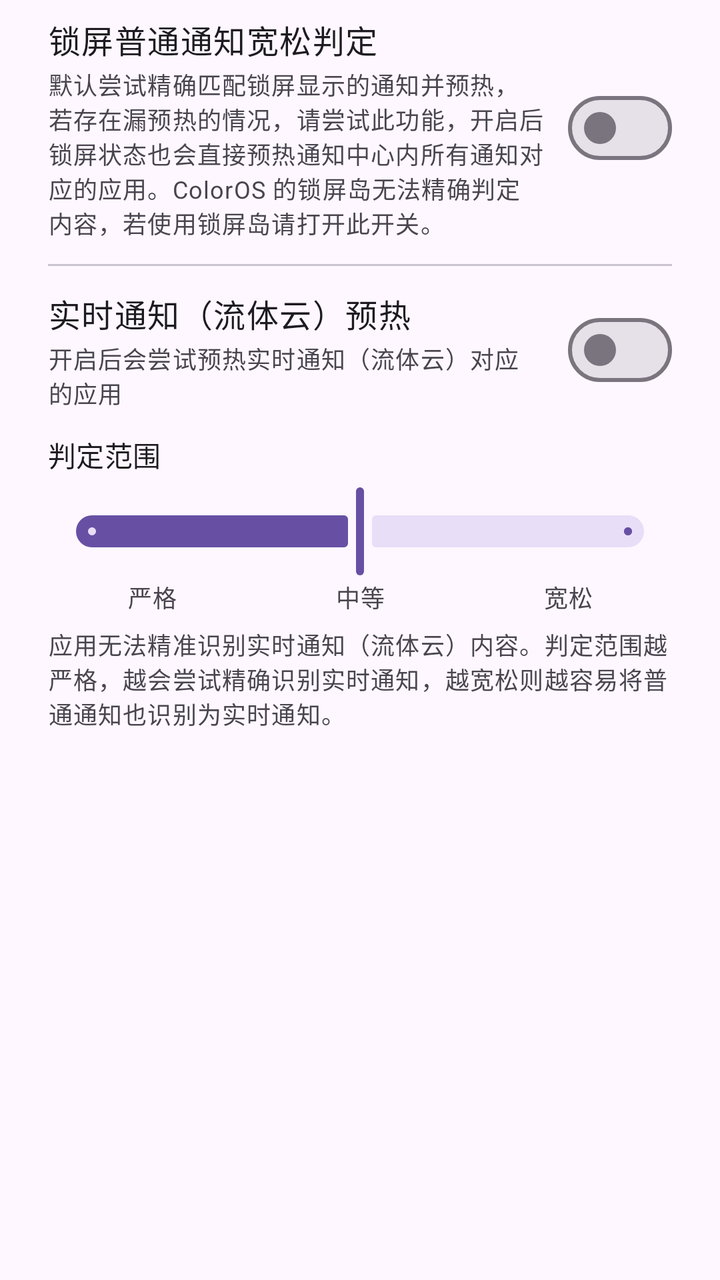
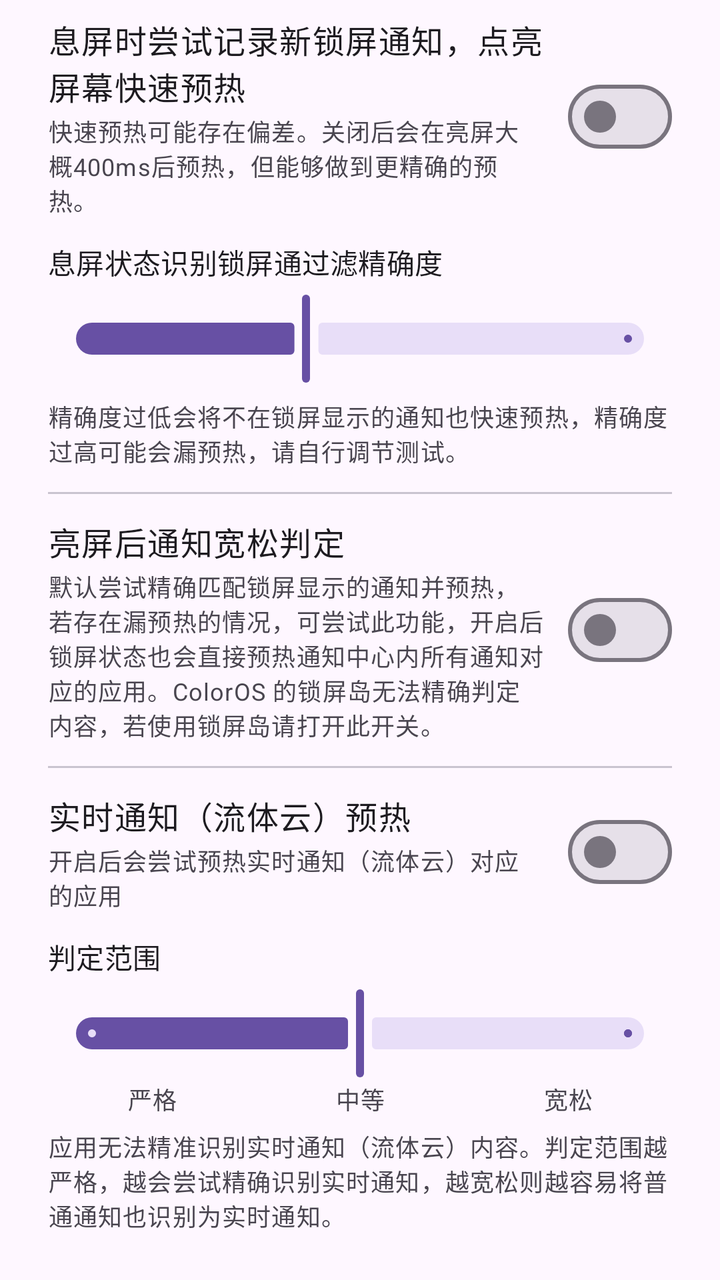

Two renders of the same Android screen: before a commit and after it. Below are the layout's source before the change and the commit's diff.
<!-- AndroidManifest.xml: application theme Theme.NotificationFixer -->
<!-- res/layout/dialog_lockscreen_advanced.xml -->
<?xml version="1.0" encoding="utf-8"?>
<ScrollView xmlns:android="http://schemas.android.com/apk/res/android"
    xmlns:app="http://schemas.android.com/apk/res-auto"
    android:layout_width="match_parent"
    android:layout_height="wrap_content">

    <LinearLayout
        android:layout_width="match_parent"
        android:layout_height="wrap_content"
        android:orientation="vertical"
        android:paddingStart="24dp"
        android:paddingTop="8dp"
        android:paddingEnd="24dp"
        android:paddingBottom="8dp">

        
        <LinearLayout
            android:layout_width="match_parent"
            android:layout_height="wrap_content"
            android:gravity="center_vertical"
            android:orientation="horizontal">

            <LinearLayout
                android:layout_width="0dp"
                android:layout_height="wrap_content"
                android:layout_weight="1"
                android:orientation="vertical">

                <TextView
                    android:layout_width="match_parent"
                    android:layout_height="wrap_content"
                    android:text="@string/settings_lockscreen_loose_title"
                    android:textAppearance="?attr/textAppearanceBodyLarge" />

                <TextView
                    android:layout_width="match_parent"
                    android:layout_height="wrap_content"
                    android:layout_marginTop="2dp"
                    android:text="@string/settings_lockscreen_loose_desc"
                    android:textAppearance="?attr/textAppearanceBodySmall"
                    android:textColor="?attr/colorOnSurfaceVariant" />
            </LinearLayout>

            <com.google.android.material.materialswitch.MaterialSwitch
                android:id="@+id/dlg_sw_lockscreen_loose"
                android:layout_width="wrap_content"
                android:layout_height="wrap_content"
                android:layout_marginStart="12dp"
                android:contentDescription="@string/settings_lockscreen_loose_title" />
        </LinearLayout>

        <com.google.android.material.divider.MaterialDivider
            android:layout_width="match_parent"
            android:layout_height="wrap_content"
            android:layout_marginTop="12dp"
            android:layout_marginBottom="12dp" />

        
        <LinearLayout
            android:layout_width="match_parent"
            android:layout_height="wrap_content"
            android:gravity="center_vertical"
            android:orientation="horizontal">

            <LinearLayout
                android:layout_width="0dp"
                android:layout_height="wrap_content"
                android:layout_weight="1"
                android:orientation="vertical">

                <TextView
                    android:layout_width="match_parent"
                    android:layout_height="wrap_content"
                    android:text="@string/settings_live_warm_title"
                    android:textAppearance="?attr/textAppearanceBodyLarge" />

                <TextView
                    android:layout_width="match_parent"
                    android:layout_height="wrap_content"
                    android:layout_marginTop="2dp"
                    android:text="@string/settings_live_warm_desc"
                    android:textAppearance="?attr/textAppearanceBodySmall"
                    android:textColor="?attr/colorOnSurfaceVariant" />
            </LinearLayout>

            <com.google.android.material.materialswitch.MaterialSwitch
                android:id="@+id/dlg_sw_live_warm"
                android:layout_width="wrap_content"
                android:layout_height="wrap_content"
                android:layout_marginStart="12dp"
                android:contentDescription="@string/settings_live_warm_title" />
        </LinearLayout>

        <LinearLayout
            android:id="@+id/dlg_ll_live_range"
            android:layout_width="match_parent"
            android:layout_height="wrap_content"
            android:layout_marginTop="12dp"
            android:orientation="vertical">

            <TextView
                android:layout_width="match_parent"
                android:layout_height="wrap_content"
                android:text="@string/settings_live_range_label"
                android:textAppearance="?attr/textAppearanceLabelLarge" />

            <com.google.android.material.slider.Slider
                android:id="@+id/dlg_slider_live_range"
                android:layout_width="match_parent"
                android:layout_height="wrap_content"
                android:layout_marginTop="4dp"
                android:stepSize="1"
                android:value="1"
                android:valueFrom="0"
                android:valueTo="2"
                app:labelBehavior="gone"
                app:tickVisible="true" />

            <LinearLayout
                android:layout_width="match_parent"
                android:layout_height="wrap_content"
                android:orientation="horizontal">

                <TextView
                    android:id="@+id/dlg_tv_live_strict"
                    android:layout_width="0dp"
                    android:layout_height="wrap_content"
                    android:layout_weight="1"
                    android:gravity="center"
                    android:text="@string/settings_live_range_strict"
                    android:textAppearance="?attr/textAppearanceBodySmall"
                    android:textColor="?attr/colorOnSurfaceVariant" />

                <TextView
                    android:id="@+id/dlg_tv_live_normal"
                    android:layout_width="0dp"
                    android:layout_height="wrap_content"
                    android:layout_weight="1"
                    android:gravity="center"
                    android:text="@string/settings_live_range_normal"
                    android:textAppearance="?attr/textAppearanceBodySmall"
                    android:textColor="?attr/colorOnSurfaceVariant" />

                <TextView
                    android:id="@+id/dlg_tv_live_wide"
                    android:layout_width="0dp"
                    android:layout_height="wrap_content"
                    android:layout_weight="1"
                    android:gravity="center"
                    android:text="@string/settings_live_range_wide"
                    android:textAppearance="?attr/textAppearanceBodySmall"
                    android:textColor="?attr/colorOnSurfaceVariant" />
            </LinearLayout>

            <TextView
                android:layout_width="match_parent"
                android:layout_height="wrap_content"
                android:layout_marginTop="6dp"
                android:text="@string/settings_live_range_desc"
                android:textAppearance="?attr/textAppearanceBodySmall"
                android:textColor="?attr/colorOnSurfaceVariant" />
        </LinearLayout>
    </LinearLayout>
</ScrollView>
<!-- resources referenced by this layout -->
<resources>
  <string name="settings_live_range_desc">应用无法精准识别实时通知（流体云）内容。判定范围越严格，越会尝试精确识别实时通知，越宽松则越容易将普通通知也识别为实时通知。</string>
  <string name="settings_live_range_label">判定范围</string>
  <string name="settings_live_range_normal">中等</string>
  <string name="settings_live_range_strict">严格</string>
  <string name="settings_live_range_wide">宽松</string>
  <string name="settings_live_warm_desc">开启后会尝试预热实时通知（流体云）对应的应用</string>
  <string name="settings_live_warm_title">实时通知（流体云）预热</string>
  <string name="settings_lockscreen_loose_desc">默认尝试精确匹配锁屏显示的通知并预热，若存在漏预热的情况，请尝试此功能，开启后锁屏状态也会直接预热通知中心内所有通知对应的应用。ColorOS 的锁屏岛无法精确判定内容，若使用锁屏岛请打开此开关。</string>
  <string name="settings_lockscreen_loose_title">锁屏普通通知宽松判定</string>
  <style name="Theme.NotificationFixer" parent="Theme.Material3.DayNight.NoActionBar">
          <item name="android:windowBackground">?attr/colorSurface</item>
          <item name="android:windowLightStatusBar">true</item>
          <item name="android:windowLightNavigationBar">true</item>
          <item name="android:enforceStatusBarContrast">false</item>
          <item name="android:enforceNavigationBarContrast">false</item>
      </style>
</resources>

<!-- the commit's change to res/layout/dialog_lockscreen_advanced.xml (unified diff, before → after) -->
@@ -29,6 +29,98 @@
                 <TextView
                     android:layout_width="match_parent"
                     android:layout_height="wrap_content"
+                    android:text="@string/settings_fast_warm_title"
+                    android:textAppearance="?attr/textAppearanceBodyLarge" />
+
+                <TextView
+                    android:layout_width="match_parent"
+                    android:layout_height="wrap_content"
+                    android:layout_marginTop="2dp"
+                    android:text="@string/settings_fast_warm_desc"
+                    android:textAppearance="?attr/textAppearanceBodySmall"
+                    android:textColor="?attr/colorOnSurfaceVariant" />
+            </LinearLayout>
+
+            <com.google.android.material.materialswitch.MaterialSwitch
+                android:id="@+id/dlg_sw_fast_warm"
+                android:layout_width="wrap_content"
+                android:layout_height="wrap_content"
+                android:layout_marginStart="12dp"
+                android:contentDescription="@string/settings_fast_warm_title" />
+        </LinearLayout>
+
+        <LinearLayout
+            android:id="@+id/dlg_ll_fast_warm_precision"
+            android:layout_width="match_parent"
+            android:layout_height="wrap_content"
+            android:layout_marginTop="12dp"
+            android:orientation="vertical">
+
+            <LinearLayout
+                android:layout_width="match_parent"
+                android:layout_height="wrap_content"
+                android:gravity="center_vertical"
+                android:orientation="horizontal">
+
+                <TextView
+                    android:layout_width="0dp"
+                    android:layout_height="wrap_content"
+                    android:layout_weight="1"
+                    android:text="@string/settings_fast_warm_precision_title"
+                    android:textAppearance="?attr/textAppearanceLabelLarge" />
+
+                <TextView
+                    android:id="@+id/dlg_tv_fast_warm_precision_value"
+                    android:layout_width="wrap_content"
+                    android:layout_height="wrap_content"
+                    android:layout_marginStart="12dp"
+                    android:textAppearance="?attr/textAppearanceBodySmall"
+                    android:textColor="?attr/colorOnSurfaceVariant" />
+            </LinearLayout>
+
+            <com.google.android.material.slider.Slider
+                android:id="@+id/dlg_slider_fast_warm_precision"
+                android:layout_width="match_parent"
+                android:layout_height="wrap_content"
+                android:layout_marginTop="4dp"
+                android:stepSize="10"
+                android:value="40"
+                android:valueFrom="0"
+                android:valueTo="100"
+                app:labelBehavior="gone"
+                app:tickVisible="false" />
+
+            <TextView
+                android:layout_width="match_parent"
+                android:layout_height="wrap_content"
+                android:layout_marginTop="6dp"
+                android:text="@string/settings_fast_warm_precision_desc"
+                android:textAppearance="?attr/textAppearanceBodySmall"
+                android:textColor="?attr/colorOnSurfaceVariant" />
+        </LinearLayout>
+
+        <com.google.android.material.divider.MaterialDivider
+            android:layout_width="match_parent"
+            android:layout_height="wrap_content"
+            android:layout_marginTop="12dp"
+            android:layout_marginBottom="12dp" />
+
+        
+        <LinearLayout
+            android:layout_width="match_parent"
+            android:layout_height="wrap_content"
+            android:gravity="center_vertical"
+            android:orientation="horizontal">
+
+            <LinearLayout
+                android:layout_width="0dp"
+                android:layout_height="wrap_content"
+                android:layout_weight="1"
+                android:orientation="vertical">
+
+                <TextView
+                    android:layout_width="match_parent"
+                    android:layout_height="wrap_content"
                     android:text="@string/settings_lockscreen_loose_title"
                     android:textAppearance="?attr/textAppearanceBodyLarge" />
 
<!-- resource entries referenced after the edit -->
@@ -1,5 +1,9 @@
 <!-- resources referenced by this layout -->
 <resources>
+  <string name="settings_fast_warm_desc">快速预热可能存在偏差。关闭后会在亮屏大概400ms后预热，但能够做到更精确的预热。</string>
+  <string name="settings_fast_warm_precision_desc">精确度过低会将不在锁屏显示的通知也快速预热，精确度过高可能会漏预热，请自行调节测试。</string>
+  <string name="settings_fast_warm_precision_title">息屏状态识别锁屏通过滤精确度</string>
+  <string name="settings_fast_warm_title">息屏时尝试记录新锁屏通知，点亮屏幕快速预热</string>
   <string name="settings_live_range_desc">应用无法精准识别实时通知（流体云）内容。判定范围越严格，越会尝试精确识别实时通知，越宽松则越容易将普通通知也识别为实时通知。</string>
   <string name="settings_live_range_label">判定范围</string>
   <string name="settings_live_range_normal">中等</string>
@@ -7,8 +11,8 @@
   <string name="settings_live_range_wide">宽松</string>
   <string name="settings_live_warm_desc">开启后会尝试预热实时通知（流体云）对应的应用</string>
   <string name="settings_live_warm_title">实时通知（流体云）预热</string>
-  <string name="settings_lockscreen_loose_desc">默认尝试精确匹配锁屏显示的通知并预热，若存在漏预热的情况，请尝试此功能，开启后锁屏状态也会直接预热通知中心内所有通知对应的应用。ColorOS 的锁屏岛无法精确判定内容，若使用锁屏岛请打开此开关。</string>
-  <string name="settings_lockscreen_loose_title">锁屏普通通知宽松判定</string>
+  <string name="settings_lockscreen_loose_desc">默认尝试精确匹配锁屏显示的通知并预热，若存在漏预热的情况，可尝试此功能，开启后锁屏状态也会直接预热通知中心内所有通知对应的应用。ColorOS 的锁屏岛无法精确判定内容，若使用锁屏岛请打开此开关。</string>
+  <string name="settings_lockscreen_loose_title">亮屏后通知宽松判定</string>
   <style name="Theme.NotificationFixer" parent="Theme.Material3.DayNight.NoActionBar">
           <item name="android:windowBackground">?attr/colorSurface</item>
           <item name="android:windowLightStatusBar">true</item>
